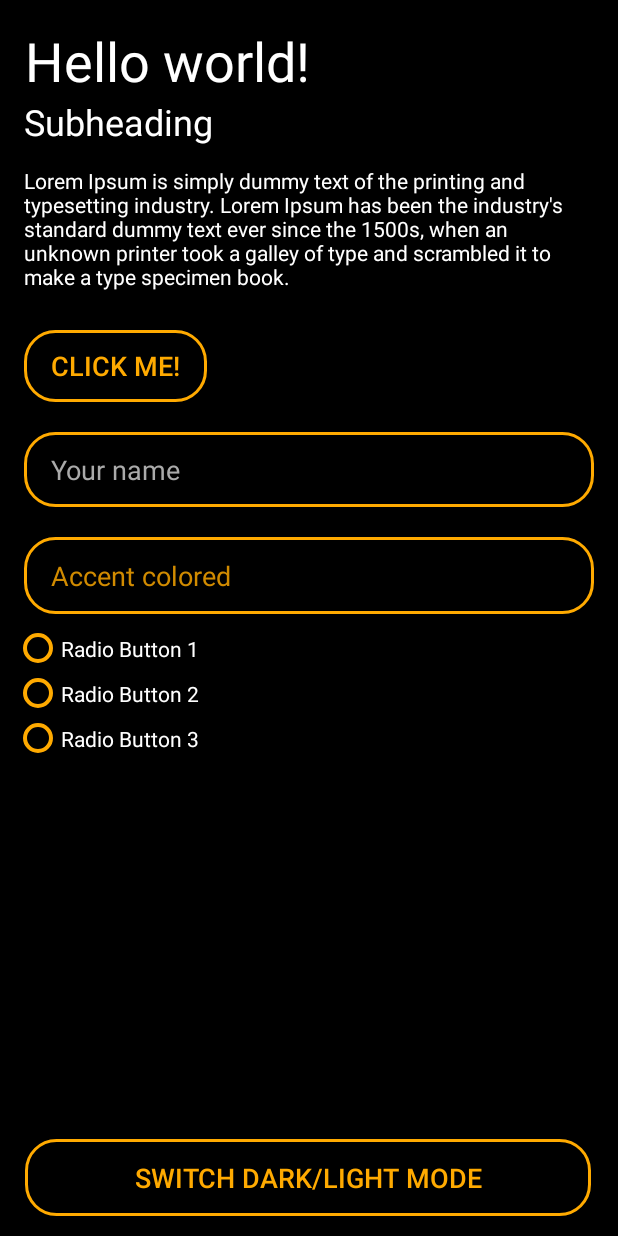
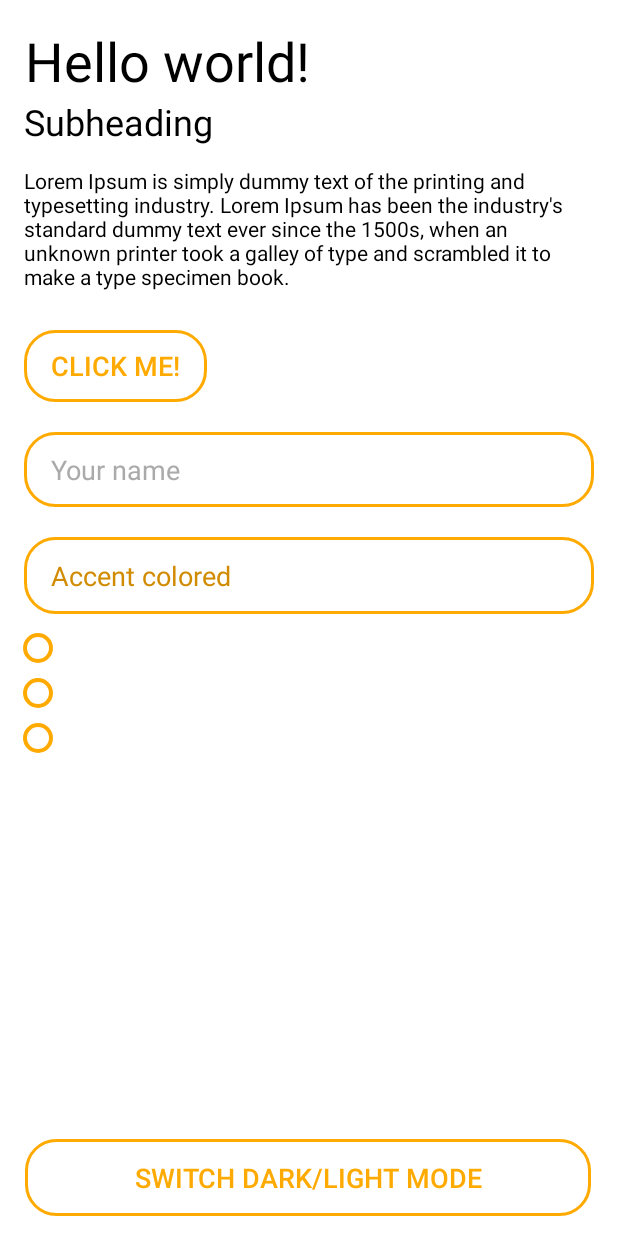
Before and after one commit to githubcatw/Modern, an Android app: the screen it shows after launch (MainActivity), after a tap on "SWITCH DARK/LIGHT MODE", on a phone screen of 412 x 824 dp. Run offline under Robolectric (Android 15) with nearby library versions, the phone set to English and light mode, and no system bars.

Commit message:
Properly implement dark mode colors
Some colors are off

```diff
--- a/app/src/main/java/com/nudev/moderndesign/MainActivity.java
+++ b/app/src/main/java/com/nudev/moderndesign/MainActivity.java
@@ -16,11 +16,6 @@ public class MainActivity extends AppCompatActivity {
     @Override
     protected void onCreate(Bundle savedInstanceState) {
         night = getIntent().getBooleanExtra("night_mode", false);
-        if (night) {
-            setTheme(R.style.Modern_PitchBlack);
-        } else {
-            setTheme(R.style.Modern);
-        }
         super.onCreate(savedInstanceState);
         setContentView(R.layout.activity_main);
         Button mChangeTheme = (Button) findViewById(R.id.toggleThemes);
--- /dev/null
+++ b/app/src/main/res/values-night/colors.xml
@@ -0,0 +1,5 @@
+<?xml version="1.0" encoding="utf-8"?>
+<resources>
+    <color name="primary">#000000</color>
+    <color name="text">#FFFFFF</color>
+</resources>
--- a/app/src/main/res/values/colors.xml
+++ b/app/src/main/res/values/colors.xml
@@ -1,10 +1,8 @@
 <?xml version="1.0" encoding="utf-8"?>
 <resources>
     <color name="primary">#FFFFFF</color>
-    <color name="primaryDark">#000000</color>
     <color name="accent">#FFAA00</color>
     <color name="accentDarker">#d18b00</color>
     <color name="text">#000000</color>
-    <color name="textDark">#FFFFFF</color>
     <color name="textSecondary">#AAAAAA</color>
 </resources>
--- a/app/src/main/res/values/styles.xml
+++ b/app/src/main/res/values/styles.xml
@@ -15,20 +15,6 @@
         <item name="android:windowLightStatusBar">true</item>
     </style>
 
-    <!-- Dark variant -->
-    <style name="Modern.PitchBlack" parent="Modern">
-        <item name="colorPrimary">@color/primaryDark</item>
-        <item name="colorPrimaryDark">@color/primaryDark</item>
-        <item name="android:colorBackground">@color/primaryDark</item>
-        <item name="colorAccent">@color/accent</item>
-        <item name="android:textColor">@color/textDark</item>
-        <item name="android:textColorSecondary">@color/accent</item>
-        <item name="editTextStyle">@style/Modern.EditText.Dark</item>
-        <item name="android:checkboxStyle">@style/Modern.CheckBox.Dark</item>
-        <item name="android:radioButtonStyle">@style/Modern.Radio.Dark</item>
-        <item name="android:windowLightStatusBar">false</item>
-    </style>
-
     <!-- Headings -->
     <style name="Modern.Heading" parent="TextAppearance.AppCompat">
         <item name="android:textSize">36sp</item>
@@ -41,13 +27,8 @@
     <!-- Text fields -->
     <style name="Modern.EditText.Light" parent="Modern.EditText">
         <item name="android:background">@drawable/modern_button</item>
-        <item name="android:textColor">@color/primaryDark</item>
+        <item name="android:textColor">@color/primary</item>
         <item name="android:textColorHint">@color/textSecondary</item>
-    </style>
-    <!-- Which don't comply to theme settings for some reason -->
-    <style name="Modern.EditText.Dark" parent="Modern.EditText.Light">
-        <item name="android:background">@drawable/modern_button</item>
-        <item name="android:textColor">@color/primary</item>
     </style>
     <!-- And an accent colored version -->
     <style name="Modern.EditText" parent="Widget.AppCompat.EditText">
@@ -69,30 +50,20 @@
 
     <!-- Checkboxes -->
     <style name="Modern.CheckBox" parent="Widget.AppCompat.CompoundButton.CheckBox">
-        <item name="android:textColor">@color/primaryDark</item>
+        <item name="android:textColor">@color/primary</item>
         <item name="android:paddingLeft">2dp</item>
-        <item name="android:colorControlNormal">@color/primaryDark</item>
-    </style>
-    <!-- Again, not compliant to text color -->
-    <style name="Modern.CheckBox.Dark" parent="Modern.CheckBox">
-        <item name="android:textColor">@color/primary</item>
         <item name="android:colorControlNormal">@color/primary</item>
     </style>
 
     <!-- Radios -->
     <style name="Modern.Radio" parent="Widget.AppCompat.CompoundButton.RadioButton">
-        <item name="android:textColor">@color/primaryDark</item>
-        <item name="android:strokeColor">@color/primaryDark</item>
-        <item name="android:colorControlNormal">@color/primaryDark</item>
+        <item name="android:textColor">@color/primary</item>
+        <item name="android:strokeColor">@color/primary</item>
+        <item name="android:colorControlNormal">@color/primary</item>
         <item name="android:paddingLeft">5dp</item>
         <item name="android:paddingTop">5dp</item>
         <item name="android:paddingBottom">5dp</item>
         <item name="android:button">@drawable/modern_radio</item>
     </style>
-    <!-- Again, not compliant to text color -->
-    <style name="Modern.Radio.Dark" parent="Modern.Radio">
-        <item name="android:textColor">@color/primary</item>
-        <item name="android:strokeColor">@color/primary</item>
-    </style>
 
 </resources>
```
